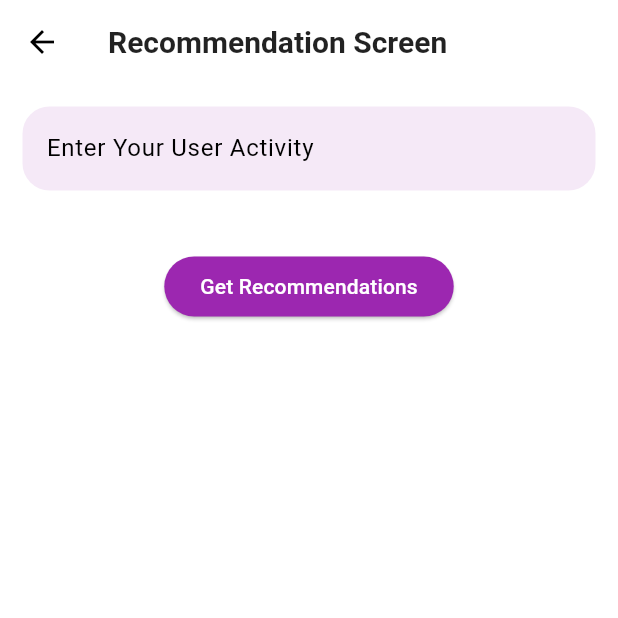
After one commit to UMARSIDDD/NewsApp, a Flutter app: the RecommendationScreen screen opened directly, after a tap on "Get Recommendations", on a phone screen of 412 x 824 dp, the top half of it. The commit adds this screen. Run offline on Flutter 3.47's test engine with Material 3 defaults, Android fonts, the phone set to English and light mode, and no system bars; our stand-ins replace camera, flutter_spinkit, google_nav_bar, image_picker, permission_handler; missing offline and left inert: google_mlkit_text_recognition; network calls fail; statements that could not run were skipped.

Commit message:
07 april

```diff
--- a/lib/BottomNav.dart
+++ b/lib/BottomNav.dart
@@ -6,6 +6,7 @@ import 'package:newsapp/pages/Profile.dart';
 import 'package:google_nav_bar/google_nav_bar.dart';
 import 'package:newsapp/pages/like.dart';
 import 'package:newsapp/pages/ocr.dart';
+import 'package:newsapp/pages/recommend.dart';
 
 import 'pages/HomeScreen.dart';
 
@@ -24,6 +25,7 @@ class _BottomNavState extends State<BottomNav> {
     const ocr_text_recognize(),
     const SearchCategory(),
     const Profile(),
+    const RecommendationScreen()
   ];
 
   void _onItemTapped(int index) {
@@ -72,7 +74,11 @@ class _BottomNavState extends State<BottomNav> {
                     GButton(
                       icon: Icons.person,
                       text: 'Profile',
-                    )
+                    ),
+                    GButton(
+                      icon: Icons.receipt,
+                      text: 'Recommendation',
+                    ),
                   ]),
             ),
           ),
--- /dev/null
+++ b/lib/model/liked.dart
@@ -0,0 +1,12 @@
+import 'package:flutter/foundation.dart';
+
+class LikedArticlesProvider extends ChangeNotifier {
+  List<String> _likedArticles = [];
+
+  List<String> get likedArticles => _likedArticles;
+
+  void addLikedArticle(String articleTitle) {
+    _likedArticles.add(articleTitle);
+    notifyListeners();
+  }
+}
--- a/lib/pages/ocr.dart
+++ b/lib/pages/ocr.dart
@@ -77,8 +77,7 @@ class _ocr_text_recognizeState extends State<ocr_text_recognize>
               ),
             Scaffold(
               appBar: AppBar(
-                title: const Text('Text Recognition Sample',
-                    style: TextStyle(color: Colors.purple)),
+                title: const Text('Text Recognition Sample'),
               ),
               backgroundColor: _isPermissionGranted ? Colors.transparent : null,
               body: _isPermissionGranted
@@ -186,7 +185,7 @@ class _ocr_text_recognizeState extends State<ocr_text_recognize>
       await navigator.push(
         MaterialPageRoute(
           builder: (BuildContext context) =>
-              ResultScreen(text: recognizedText.text),
+              ResultScreen(scanText: recognizedText.text),
         ),
       );
     } catch (e) {
--- /dev/null
+++ b/lib/pages/recommend.dart
@@ -0,0 +1,175 @@
+import 'dart:convert';
+import 'package:flutter/material.dart';
+import 'package:http/http.dart' as http;
+import 'package:newsapp/model/liked.dart';
+
+class RecommendationScreen extends StatefulWidget {
+  final List<String>? likedarticle;
+  const RecommendationScreen({Key? key, this.likedarticle}) : super(key: key);
+
+  @override
+  _RecommendationScreenState createState() => _RecommendationScreenState();
+}
+
+class _RecommendationScreenState extends State<RecommendationScreen> {
+  TextEditingController _activityController = TextEditingController();
+  List<String> _userActivities = [
+    'IPL Live: Struggling RCB face high-flying Rajasthan Royals, IPL Live: Struggling RCB face high-flying Rajasthan Royals, IPL Live: Struggling RCB face high-flying Rajasthan Royals'
+  ];
+  List<Map<String, dynamic>> _recommendedArticles = [];
+  bool _isSearching = true; // Track if user is searching
+
+  Future<void> _getRecommendations() async {
+    const String apiUrl =
+        'https://2162-103-186-54-115.ngrok-free.app/recommend_news/'; // Update with your FastAPI server address
+
+    try {
+      final response = await http.post(
+        Uri.parse(apiUrl),
+        headers: <String, String>{
+          'Content-Type': 'application/json; charset=UTF-8',
+        },
+        body: jsonEncode(LikedArticlesProvider().likedArticles[0]),
+      );
+      print(response.statusCode);
+      if (response.statusCode == 200) {
+        final jsonResponse = jsonDecode(response.body);
+        // Ensure the response is a list of maps with 'title' and 'description' keys
+        if (jsonResponse is List &&
+            jsonResponse.every((element) =>
+                element is Map &&
+                element.containsKey('title') &&
+                element.containsKey('description'))) {
+          setState(() {
+            _recommendedArticles =
+                List<Map<String, dynamic>>.from(jsonResponse);
+            _isSearching = false;
+          });
+        } else {
+          throw Exception('Invalid response format');
+        }
+      } else {
+        throw Exception('Failed to load recommendations');
+      }
+    } catch (e) {
+      print('Error: $e');
+    }
+  }
+
+  @override
+  void initState() {
+    super.initState();
+    print(LikedArticlesProvider().likedArticles[0]);
+    _getRecommendations();
+  }
+
+  @override
+  Widget build(BuildContext context) {
+    return Scaffold(
+      appBar: AppBar(
+        title: const Text('Recommendation Screen'),
+      ),
+      body: Padding(
+        padding: const EdgeInsets.all(15.0),
+        child: Column(
+          children: [
+            Visibility(
+              visible: _isSearching,
+              // Show search bar only if user is searching
+
+              child: TextField(
+                controller: _activityController,
+                decoration: InputDecoration(
+                  hintText: "Enter Your User Activity",
+                  border: OutlineInputBorder(
+                      borderRadius: BorderRadius.circular(18),
+                      borderSide: BorderSide.none),
+                  fillColor: Colors.purple.withOpacity(0.1),
+                  filled: true,
+                ),
+                onChanged: (value) {
+                  // Add or remove user activities based on user input
+                  if (value.isNotEmpty && !_userActivities.contains(value)) {
+                    setState(() {
+                      _userActivities.add(value);
+                    });
+                  } else if (value.isEmpty && _userActivities.isNotEmpty) {
+                    setState(() {
+                      _userActivities.clear();
+                    });
+                  }
+                },
+              ),
+            ),
+            SizedBox(
+              height: 40,
+            ),
+            ElevatedButton(
+              onPressed: _userActivities.isEmpty ? null : _getRecommendations,
+              child: const Text(
+                'Get Recommendations',
+                style: TextStyle(color: Colors.white),
+              ),
+              style: ButtonStyle(
+                backgroundColor:
+                    MaterialStateProperty.all<Color>((Colors.purple)),
+              ),
+            ),
+            Expanded(
+              child: ListView.builder(
+                itemCount: _recommendedArticles.length,
+                itemBuilder: (context, index) {
+                  final article = _recommendedArticles[index];
+                  return Card(
+                    shape: RoundedRectangleBorder(
+                      borderRadius: BorderRadius.circular(20),
+                      side: BorderSide.none,
+                    ),
+                    elevation: 5,
+                    margin: EdgeInsets.symmetric(horizontal: 10, vertical: 5),
+                    child: Column(
+                      crossAxisAlignment: CrossAxisAlignment.start,
+                      children: [
+                        if (article.containsKey('urlToImage') &&
+                            article['urlToImage'] != null)
+                          Image.network(
+                            article['urlToImage'],
+                            fit: BoxFit.cover,
+                            width: double.infinity,
+                            height: 200,
+                            errorBuilder: (context, error, stackTrace) {
+                              return Center(child: Text('Image not available'));
+                            },
+                          ),
+                        Padding(
+                          padding: const EdgeInsets.all(8.0),
+                          child: Column(
+                            crossAxisAlignment: CrossAxisAlignment.start,
+                            children: [
+                              Text(
+                                article['title'] ?? 'No Title',
+                                style: TextStyle(
+                                  fontWeight: FontWeight.bold,
+                                  fontSize: 18,
+                                ),
+                              ),
+                              SizedBox(height: 8),
+                              Text(
+                                article['description'] ?? '',
+                                style: TextStyle(fontSize: 16),
+                              ),
+                            ],
+                          ),
+                        ),
+                      ],
+                    ),
+                  );
+                },
+              ),
+            ),
+          ],
+        ),
+      ),
+    );
+  }
+}
--- a/pubspec.yaml
+++ b/pubspec.yaml
@@ -47,6 +47,7 @@ dependencies:
   permission_handler: ^11.3.0
   google_mlkit_text_recognition: ^0.11.0
   camera: ^0.10.5+9
+  provider: ^6.1.2
 
 dev_dependencies:
   flutter_test:
```
Also changed, not shown: lib/category.dart (+30 -0 lines), lib/login&regsiter/Register.dart (+19 -4 lines), lib/login&regsiter/loginpage.dart (+4 -3 lines), lib/main.dart (+10 -2 lines), lib/pages/HomeScreen.dart (+16 -5 lines), lib/pages/resultscreen.dart (+65 -12 lines), lib/pages/SearchcatIn/newsListPage.dart (line endings or trailing spaces), pubspec.lock.
